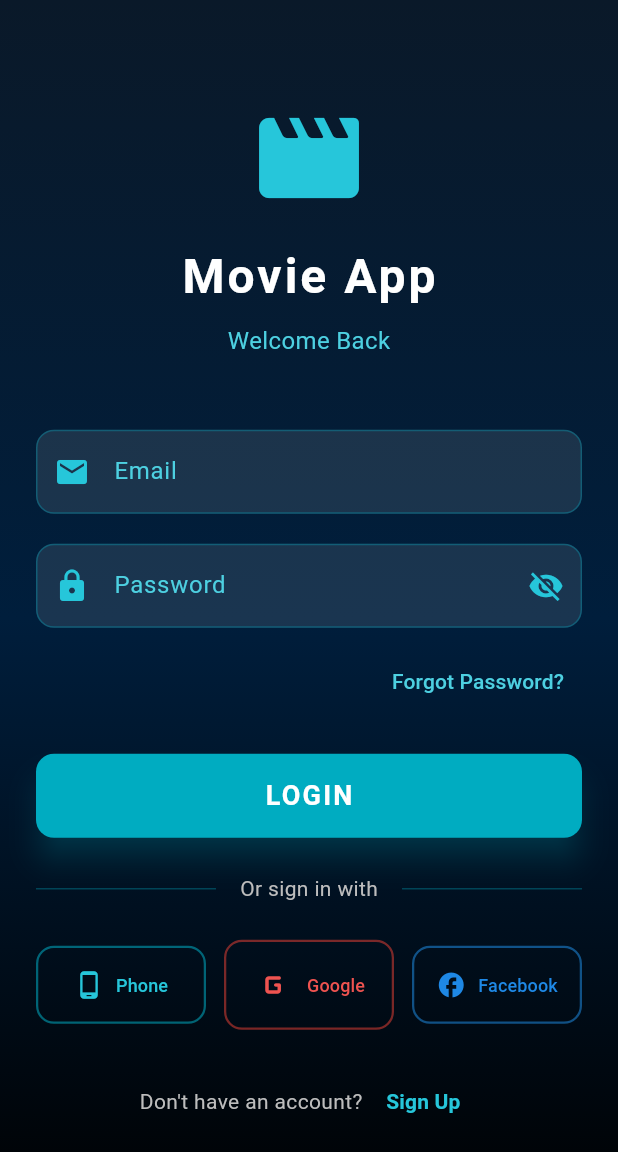
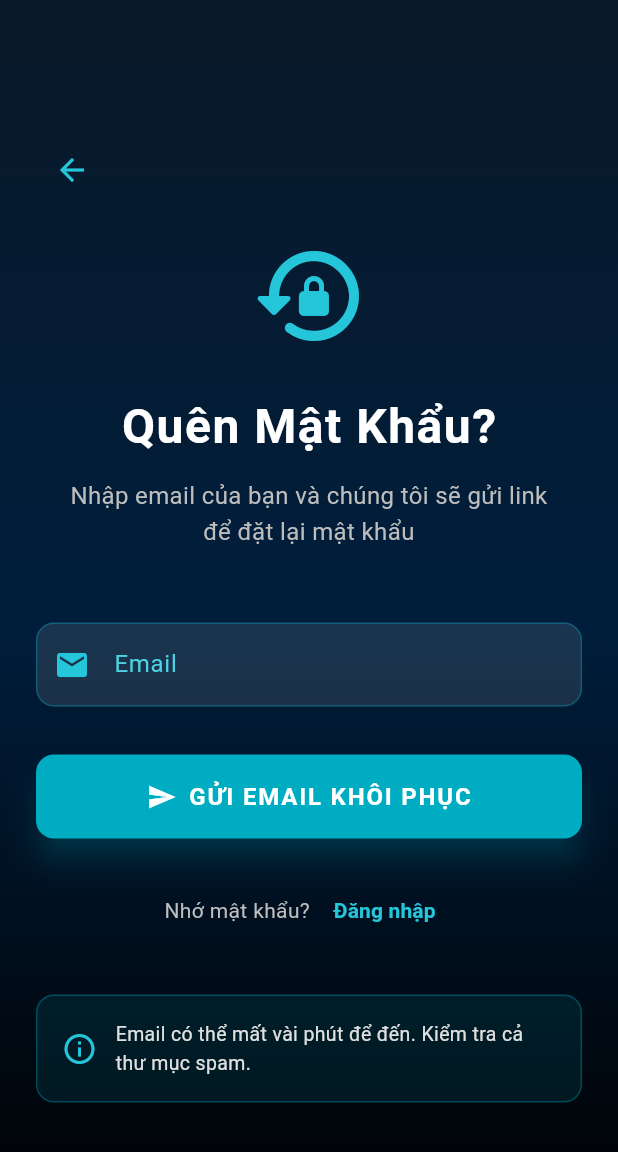
Before and after one commit to HaoMiu2512/flutter_movie_app, a Flutter app: the screen it shows after launch, after a tap on "Forgot Password?", on a phone screen of 412 x 824 dp. Shown: the top 1152 px of the screen. Run offline on Flutter 3.47's test engine with Material 3 defaults, Android fonts, the phone set to English and light mode, and no system bars; our stand-ins replace carousel_slider, firebase_auth, firebase_core, fluttertoast, font_awesome_flutter, youtube_player_flutter; accounts and stored records are empty.

Commit message:
update firebase login, register, forgot password

```diff
--- /dev/null
+++ b/lib/LoginPage/forgot_password_page.dart
@@ -0,0 +1,292 @@
+import 'package:flutter/material.dart';
+import '../services/auth_service.dart';
+
+class ForgotPasswordPage extends StatefulWidget {
+  const ForgotPasswordPage({super.key});
+
+  @override
+  State<ForgotPasswordPage> createState() => _ForgotPasswordPageState();
+}
+
+class _ForgotPasswordPageState extends State<ForgotPasswordPage> {
+  final _formKey = GlobalKey<FormState>();
+  final _emailController = TextEditingController();
+  final _authService = AuthService();
+  bool _isLoading = false;
+
+  @override
+  void dispose() {
+    _emailController.dispose();
+    super.dispose();
+  }
+
+  Future<void> _handleResetPassword() async {
+    if (_formKey.currentState!.validate()) {
+      setState(() {
+        _isLoading = true;
+      });
+
+      try {
+        // Send password reset email
+        await _authService.resetPassword(_emailController.text.trim());
+
+        if (mounted) {
+          // Show success message
+          ScaffoldMessenger.of(context).showSnackBar(
+            SnackBar(
+              content: const Text(
+                'Email khôi phục mật khẩu đã được gửi!\nVui lòng kiểm tra hộp thư của bạn.',
+              ),
+              backgroundColor: Colors.green[600],
+              duration: const Duration(seconds: 4),
+            ),
+          );
+
+          // Wait a bit then navigate back
+          await Future.delayed(const Duration(seconds: 2));
+          if (mounted) {
+            Navigator.pop(context);
+          }
+        }
+      } catch (e) {
+        if (mounted) {
+          ScaffoldMessenger.of(context).showSnackBar(
+            SnackBar(
+              content: Text(e.toString()),
+              backgroundColor: Colors.red[600],
+              duration: const Duration(seconds: 3),
+            ),
+          );
+        }
+      } finally {
+        if (mounted) {
+          setState(() {
+            _isLoading = false;
+          });
+        }
+      }
+    }
+  }
+
+  @override
+  Widget build(BuildContext context) {
+    return Scaffold(
+      body: Container(
+        decoration: BoxDecoration(
+          gradient: LinearGradient(
+            begin: Alignment.topCenter,
+            end: Alignment.bottomCenter,
+            colors: [
+              Color(0xFF0A1929), // Dark ocean blue
+              Color(0xFF001E3C), // Darker ocean blue
+              Color(0xFF000000), // Black
+            ],
+          ),
+        ),
+        child: SafeArea(
+          child: Center(
+            child: SingleChildScrollView(
+              padding: const EdgeInsets.all(24.0),
+              child: Form(
+                key: _formKey,
+                child: Column(
+                  mainAxisAlignment: MainAxisAlignment.center,
+                  children: [
+                    // Back Button
+                    Row(
+                      children: [
+                        IconButton(
+                          icon: Icon(Icons.arrow_back, color: Colors.cyan[400]),
+                          onPressed: () => Navigator.pop(context),
+                        ),
+                      ],
+                    ),
+                    const SizedBox(height: 20),
+
+                    // Icon
+                    Icon(
+                      Icons.lock_reset_rounded,
+                      size: 80,
+                      color: Colors.cyan[400],
+                    ),
+                    const SizedBox(height: 24),
+
+                    // Title
+                    Text(
+                      'Quên Mật Khẩu?',
+                      style: TextStyle(
+                        fontSize: 32,
+                        fontWeight: FontWeight.bold,
+                        color: Colors.white,
+                        letterSpacing: 1,
+                      ),
+                    ),
+                    const SizedBox(height: 12),
+
+                    // Description
+                    Padding(
+                      padding: const EdgeInsets.symmetric(horizontal: 20),
+                      child: Text(
+                        'Nhập email của bạn và chúng tôi sẽ gửi link để đặt lại mật khẩu',
+                        textAlign: TextAlign.center,
+                        style: TextStyle(
+                          fontSize: 16,
+                          color: Colors.grey[400],
+                          height: 1.5,
+                        ),
+                      ),
+                    ),
+                    const SizedBox(height: 48),
+
+                    // Email Field
+                    TextFormField(
+                      controller: _emailController,
+                      style: TextStyle(color: Colors.white),
+                      keyboardType: TextInputType.emailAddress,
+                      decoration: InputDecoration(
+                        labelText: 'Email',
+                        labelStyle: TextStyle(color: Colors.cyan[300]),
+                        prefixIcon: Icon(Icons.email, color: Colors.cyan[400]),
+                        filled: true,
+                        fillColor: Colors.white.withValues(alpha: 0.1),
+                        border: OutlineInputBorder(
+                          borderRadius: BorderRadius.circular(12),
+                          borderSide: BorderSide.none,
+                        ),
+                        enabledBorder: OutlineInputBorder(
+                          borderRadius: BorderRadius.circular(12),
+                          borderSide: BorderSide(
+                            color: Colors.cyan.withValues(alpha: 0.3),
+                            width: 1,
+                          ),
+                        ),
+                        focusedBorder: OutlineInputBorder(
+                          borderRadius: BorderRadius.circular(12),
+                          borderSide: BorderSide(
+                            color: Colors.cyan,
+                            width: 2,
+                          ),
+                        ),
+                      ),
+                      validator: (value) {
+                        if (value == null || value.isEmpty) {
+                          return 'Vui lòng nhập email';
+                        }
+                        if (!RegExp(r'^[\w-\.]+@([\w-]+\.)+[\w-]{2,4}$')
+                            .hasMatch(value)) {
+                          return 'Email không hợp lệ';
+                        }
+                        return null;
+                      },
+                    ),
+                    const SizedBox(height: 32),
+
+                    // Reset Password Button
+                    SizedBox(
+                      width: double.infinity,
+                      height: 56,
+                      child: ElevatedButton(
+                        onPressed: _isLoading ? null : _handleResetPassword,
+                        style: ElevatedButton.styleFrom(
+                          backgroundColor: Colors.cyan[600],
+                          foregroundColor: Colors.white,
+                          disabledBackgroundColor:
+                              Colors.cyan[600]?.withValues(alpha: 0.6),
+                          shape: RoundedRectangleBorder(
+                            borderRadius: BorderRadius.circular(12),
+                          ),
+                          elevation: 8,
+                          shadowColor: Colors.cyan.withValues(alpha: 0.5),
+                        ),
+                        child: _isLoading
+                            ? const SizedBox(
+                                height: 24,
+                                width: 24,
+                                child: CircularProgressIndicator(
+                                  color: Colors.white,
+                                  strokeWidth: 2.5,
+                                ),
+                              )
+                            : Row(
+                                mainAxisAlignment: MainAxisAlignment.center,
+                                children: [
+                                  Icon(Icons.send, size: 20),
+                                  const SizedBox(width: 8),
+                                  Text(
+                                    'GỬI EMAIL KHÔI PHỤC',
+                                    style: TextStyle(
+                                      fontSize: 16,
+                                      fontWeight: FontWeight.bold,
+                                      letterSpacing: 1.2,
+                                    ),
+                                  ),
+                                ],
+                              ),
+                      ),
+                    ),
+                    const SizedBox(height: 24),
+
+                    // Back to Login
+                    Row(
+                      mainAxisAlignment: MainAxisAlignment.center,
+                      children: [
+                        Text(
+                          'Nhớ mật khẩu? ',
+                          style: TextStyle(color: Colors.grey[400]),
+                        ),
+                        TextButton(
+                          onPressed: () => Navigator.pop(context),
+                          child: Text(
+                            'Đăng nhập',
+                            style: TextStyle(
+                              color: Colors.cyan[400],
+                              fontWeight: FontWeight.bold,
+                            ),
+                          ),
+                        ),
+                      ],
+                    ),
+
+                    const SizedBox(height: 32),
+
+                    // Info Box
+                    Container(
+                      padding: const EdgeInsets.all(16),
+                      decoration: BoxDecoration(
+                        color: Colors.cyan.withValues(alpha: 0.1),
+                        borderRadius: BorderRadius.circular(12),
+                        border: Border.all(
+                          color: Colors.cyan.withValues(alpha: 0.3),
+                          width: 1,
+                        ),
+                      ),
+                      child: Row(
+                        children: [
+                          Icon(
+                            Icons.info_outline,
+                            color: Colors.cyan[400],
+                            size: 24,
+                          ),
+                          const SizedBox(width: 12),
+                          Expanded(
+                            child: Text(
+                              'Email có thể mất vài phút để đến. Kiểm tra cả thư mục spam.',
+                              style: TextStyle(
+                                color: Colors.grey[300],
+                                fontSize: 13,
+                              ),
+                            ),
+                          ),
+                        ],
+                      ),
+                    ),
+                  ],
+                ),
+              ),
+            ),
+          ),
+        ),
+      ),
+    );
+  }
+}
--- a/lib/LoginPage/login_page.dart
+++ b/lib/LoginPage/login_page.dart
@@ -1,6 +1,8 @@
 import 'package:flutter/material.dart';
 import '../HomePage/HomePage.dart';
 import 'register_page.dart';
+import 'forgot_password_page.dart';
+import '../services/auth_service.dart';
 
 class LoginPage extends StatefulWidget {
   const LoginPage({super.key});
@@ -13,6 +15,7 @@ class _LoginPageState extends State<LoginPage> {
   final _formKey = GlobalKey<FormState>();
   final _emailController = TextEditingController();
   final _passwordController = TextEditingController();
+  final _authService = AuthService();
   bool _isPasswordVisible = false;
   bool _isLoading = false;
 
@@ -30,15 +33,11 @@ class _LoginPageState extends State<LoginPage> {
       });
 
       try {
-        // TODO: Add Firebase Authentication here
-        // Example:
-        // await FirebaseAuth.instance.signInWithEmailAndPassword(
-        //   email: _emailController.text.trim(),
-        //   password: _passwordController.text,
-        // );
-
-        // For now, simulate a delay
-        await Future.delayed(const Duration(seconds: 1));
+        // Sign in with Firebase Authentication
+        await _authService.signInWithEmailAndPassword(
+          email: _emailController.text.trim(),
+          password: _passwordController.text,
+        );
 
         // Extract username from email (part before @)
         String username = _emailController.text.split('@')[0];
@@ -55,8 +54,9 @@ class _LoginPageState extends State<LoginPage> {
         if (mounted) {
           ScaffoldMessenger.of(context).showSnackBar(
             SnackBar(
-              content: Text('Login failed: ${e.toString()}'),
+              content: Text(e.toString()),
               backgroundColor: Colors.red[600],
+              duration: const Duration(seconds: 3),
             ),
           );
         }
@@ -253,7 +253,12 @@ class _LoginPageState extends State<LoginPage> {
                       alignment: Alignment.centerRight,
                       child: TextButton(
                         onPressed: () {
-                          // Handle forgot password
+                          Navigator.push(
+                            context,
+                            MaterialPageRoute(
+                              builder: (context) => const ForgotPasswordPage(),
+                            ),
+                          );
                         },
                         child: Text(
                           'Forgot Password?',
--- /dev/null
+++ b/lib/services/auth_service.dart
@@ -0,0 +1,105 @@
+import 'package:firebase_auth/firebase_auth.dart';
+
+class AuthService {
+  final FirebaseAuth _auth = FirebaseAuth.instance;
+
+  // Get current user
+  User? get currentUser => _auth.currentUser;
+
+  // Auth state changes stream
+  Stream<User?> get authStateChanges => _auth.authStateChanges();
+
+  // Sign in with email and password
+  Future<UserCredential> signInWithEmailAndPassword({
+    required String email,
+    required String password,
+  }) async {
+    try {
+      UserCredential userCredential = await _auth.signInWithEmailAndPassword(
+        email: email.trim(),
+        password: password,
+      );
+      return userCredential;
+    } on FirebaseAuthException catch (e) {
+      throw _handleAuthException(e);
+    }
+  }
+
+  // Register with email and password
+  Future<UserCredential> registerWithEmailAndPassword({
+    required String email,
+    required String password,
+  }) async {
+    try {
+      UserCredential userCredential =
+          await _auth.createUserWithEmailAndPassword(
+        email: email.trim(),
+        password: password,
+      );
+      return userCredential;
+    } on FirebaseAuthException catch (e) {
+      throw _handleAuthException(e);
+    }
+  }
+
+  // Sign out
+  Future<void> signOut() async {
+    await _auth.signOut();
+  }
+
+  // Reset password
+  Future<void> resetPassword(String email) async {
+    try {
+      await _auth.sendPasswordResetEmail(email: email.trim());
+    } on FirebaseAuthException catch (e) {
+      throw _handleAuthException(e);
+    }
+  }
+
+  // Handle Firebase Auth exceptions
+  String _handleAuthException(FirebaseAuthException e) {
+    switch (e.code) {
+      case 'user-not-found':
+        return 'Không tìm thấy tài khoản với email này.';
+      case 'wrong-password':
+        return 'Mật khẩu không chính xác.';
+      case 'email-already-in-use':
+        return 'Email này đã được sử dụng.';
+      case 'invalid-email':
+        return 'Email không hợp lệ.';
+      case 'weak-password':
+        return 'Mật khẩu quá yếu. Vui lòng chọn mật khẩu mạnh hơn.';
+      case 'operation-not-allowed':
+        return 'Chức năng này chưa được kích hoạt.';
+      case 'user-disabled':
+        return 'Tài khoản này đã bị vô hiệu hóa.';
+      case 'too-many-requests':
+        return 'Quá nhiều yêu cầu. Vui lòng thử lại sau.';
+      case 'network-request-failed':
+        return 'Lỗi kết nối mạng. Vui lòng kiểm tra kết nối internet.';
+      case 'invalid-credential':
+        return 'Thông tin đăng nhập không hợp lệ.';
+      default:
+        return 'Đã xảy ra lỗi: ${e.message ?? e.code}';
+    }
+  }
+
+  // Get user email
+  String? getUserEmail() {
+    return _auth.currentUser?.email;
+  }
+
+  // Get username from email
+  String? getUsername() {
+    final email = _auth.currentUser?.email;
+    if (email != null) {
+      return email.split('@')[0];
+    }
+    return null;
+  }
+
+  // Check if user is logged in
+  bool isLoggedIn() {
+    return _auth.currentUser != null;
+  }
+}
--- a/pubspec.yaml
+++ b/pubspec.yaml
@@ -16,6 +16,7 @@ dependencies:
   webview_flutter: ^4.13.0
   fluttertoast: ^9.0.0
   firebase_core: ^4.1.1
+  firebase_auth: ^6.1.0
 
 dev_dependencies:
   flutter_test:
```
Also changed, not shown: lib/LoginPage/register_page.dart (+19 -10 lines), .claude/settings.local.json, pubspec.lock, 3 other files.
